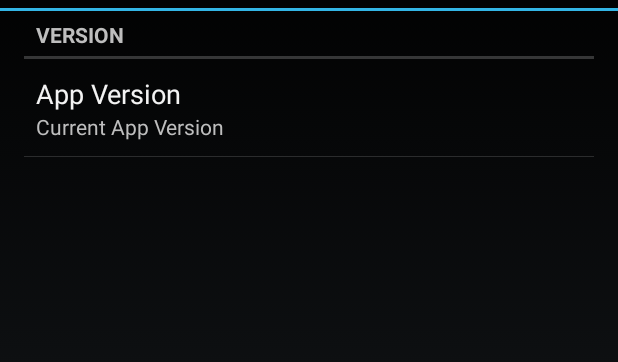
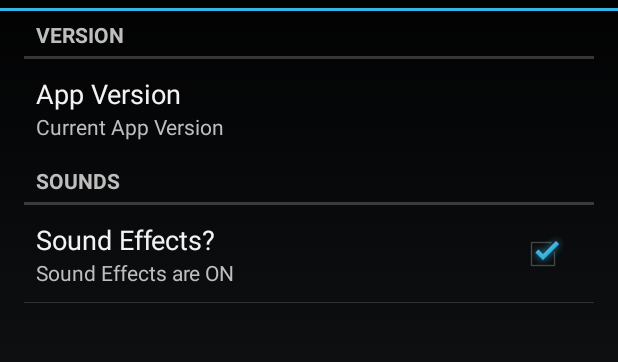
Before and after one commit to davidhmobley/ContactDavid3, an Android app: the SettingsActivity screen opened directly, with no data from a screen before it, after a tap on "App Version", on a phone screen of 412 x 824 dp, the part 61-423 px from its top. Run offline under Robolectric (Android 15) with nearby library versions, the phone set to English and light mode, and no system bars.

Commit message:
toggle sounds on/off via preference

```diff
--- a/app/src/main/res/values/strings.xml
+++ b/app/src/main/res/values/strings.xml
@@ -87,6 +87,12 @@
     <string name="pref_version_title">App Version</string>
     <string name="pref_version_summary">Current App Version</string>
 
+    <string name="pref_category_sound">Sounds</string>
+    <string name="pref_sound_key">SoundsHeard</string>
+    <string name="pref_sound_title">Sound Effects?</string>
+    <string name="pref_sound_on_summary">Sound Effects are ON</string>
+    <string name="pref_sound_off_summary">Sound Effects are OFF</string>
+
     <string name="pref_phone_permission_key">PhonePermission</string>
 
 </resources>
--- a/app/src/main/res/xml/version_prefs.xml
+++ b/app/src/main/res/xml/version_prefs.xml
@@ -8,4 +8,13 @@
             android:summary="@string/pref_version_summary"/>
     </PreferenceCategory>
 
+    <PreferenceCategory android:title="@string/pref_category_sound" >
+        <CheckBoxPreference
+            android:key="@string/pref_sound_key"
+            android:defaultValue="true"
+            android:title="@string/pref_sound_title"
+            android:summaryOff="@string/pref_sound_off_summary"
+            android:summaryOn="@string/pref_sound_on_summary" />
+    </PreferenceCategory>
+
 </PreferenceScreen>
```
Also changed, not shown: app/src/main/java/com/mobley/contactdavid3/ContactDavid3App.java (+10 -2 lines).
